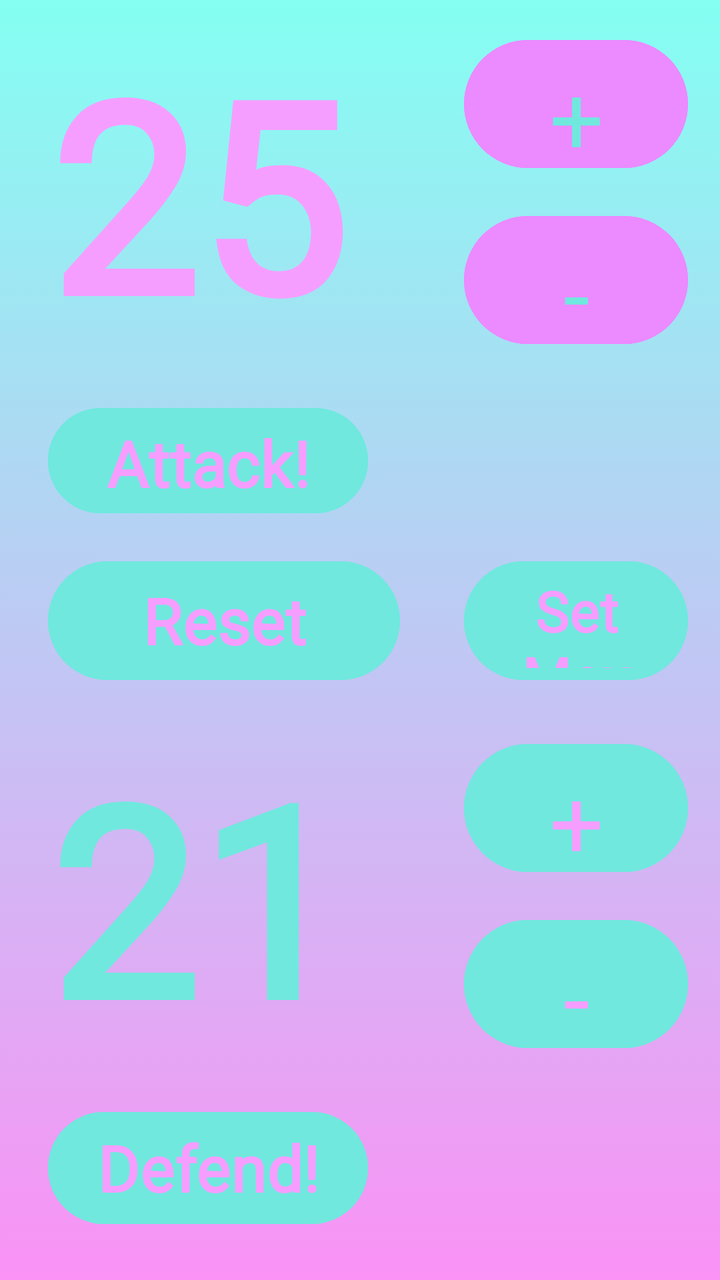
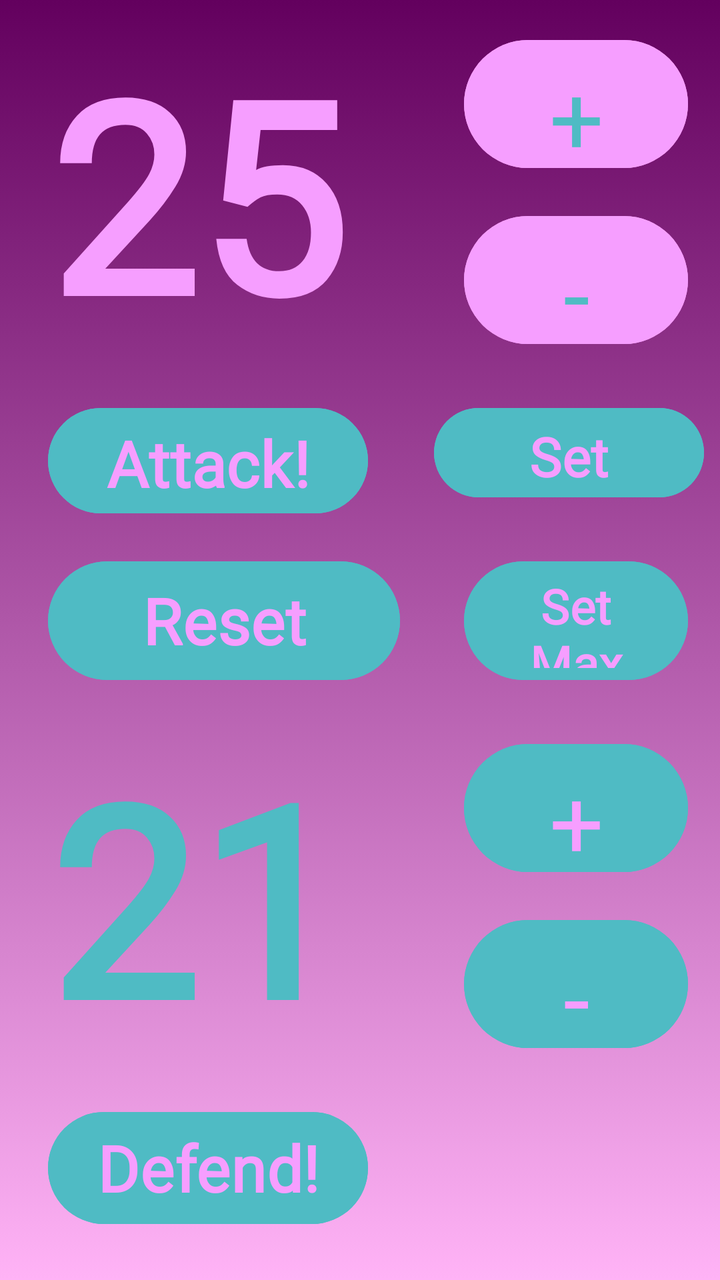

Screens rendered from an Android XML layout before and after an edit, with the pre-edit source and the edit as a unified diff.
<!-- AndroidManifest.xml: application theme Theme.UVSLifeCalc -->
<!-- res/layout/activity_main.xml -->
<?xml version="1.0" encoding="utf-8"?>
<androidx.constraintlayout.widget.ConstraintLayout xmlns:android="http://schemas.android.com/apk/res/android"
    xmlns:app="http://schemas.android.com/apk/res-auto"
    xmlns:tools="http://schemas.android.com/tools"
    android:id="@+id/main"
    android:layout_width="match_parent"
    android:layout_height="match_parent"
    android:background="@drawable/gradient_background_main"
    tools:context=".MainActivity">

    
    <androidx.constraintlayout.widget.Guideline
        android:id="@+id/guideline_vertical"
        android:layout_width="wrap_content"
        android:layout_height="wrap_content"
        android:orientation="vertical"
        app:layout_constraintGuide_percent="0.60" />

    
    <androidx.constraintlayout.widget.Guideline
        android:id="@+id/guideline_h1"
        android:layout_width="wrap_content"
        android:layout_height="wrap_content"
        android:orientation="horizontal"
        app:layout_constraintGuide_percent="0.30" />

    
    <androidx.constraintlayout.widget.Guideline
        android:id="@+id/guideline_h2"
        android:layout_width="wrap_content"
        android:layout_height="wrap_content"
        android:orientation="horizontal"
        app:layout_constraintGuide_percent="0.42" />

    
    <androidx.constraintlayout.widget.Guideline
        android:id="@+id/guideline_h3"
        android:layout_width="wrap_content"
        android:layout_height="wrap_content"
        android:orientation="horizontal"
        app:layout_constraintGuide_percent="0.55" />

    
    <androidx.constraintlayout.widget.Guideline
        android:id="@+id/guideline_h4"
        android:layout_width="wrap_content"
        android:layout_height="wrap_content"
        android:orientation="horizontal"
        app:layout_constraintGuide_percent="0.85" />

    
    <TextView
        android:id="@+id/opp_health"
        android:layout_width="0dp"
        android:layout_height="0dp"
        android:layout_marginStart="24dp"
        android:layout_marginTop="8dp"
        android:layout_marginEnd="8dp"
        android:layout_marginBottom="8dp"
        android:autoSizeMaxTextSize="148sp"
        android:autoSizeMinTextSize="12sp"
        android:autoSizeTextType="uniform"
        android:fontFamily="@font/lobster"
        android:gravity="start|center_vertical"
        android:text="25"
        android:textColor="#F69EFF"
        android:textStyle="bold"
        app:layout_constraintBottom_toTopOf="@+id/guideline_h1"
        app:layout_constraintEnd_toStartOf="@+id/guideline_vertical"
        app:layout_constraintStart_toStartOf="parent"
        app:layout_constraintTop_toTopOf="parent" />

    
    <Button
        android:id="@+id/opp_button_up"
        android:layout_width="0dp"
        android:layout_height="0dp"
        android:layout_marginStart="16dp"
        android:layout_marginTop="16dp"
        android:layout_marginEnd="16dp"
        android:layout_marginBottom="8dp"
        android:backgroundTint="#EC8AFF"
        android:fontFamily="@font/lobster"
        android:text="+"
        android:textColor="#70E8DE"
        android:textSize="48sp"
        app:layout_constraintBottom_toTopOf="@+id/opp_button_down"
        app:layout_constraintEnd_toEndOf="parent"
        app:layout_constraintStart_toStartOf="@+id/guideline_vertical"
        app:layout_constraintTop_toTopOf="parent"
        app:rippleColor="@color/design_default_color_error" />

    
    <Button
        android:id="@+id/opp_button_down"
        android:layout_width="0dp"
        android:layout_height="0dp"
        android:layout_marginStart="16dp"
        android:layout_marginTop="8dp"
        android:layout_marginEnd="16dp"
        android:layout_marginBottom="16dp"
        android:backgroundTint="#EC8AFF"
        android:fontFamily="@font/lobster"
        android:text="-"
        android:textColor="#70E8DE"
        android:textSize="48sp"
        app:layout_constraintBottom_toTopOf="@+id/guideline_h1"
        app:layout_constraintEnd_toEndOf="parent"
        app:layout_constraintStart_toStartOf="@+id/guideline_vertical"
        app:layout_constraintTop_toBottomOf="@+id/opp_button_up" />

    
    <Button
        android:id="@+id/attack_button"
        android:layout_width="0dp"
        android:layout_height="0dp"
        android:layout_marginStart="24dp"
        android:layout_marginTop="8dp"
        android:layout_marginEnd="32dp"
        android:layout_marginBottom="8dp"
        android:backgroundTint="#70E8DE"
        android:fontFamily="@font/lobster"
        android:text="Attack!"
        android:textColor="#F69EFF"
        android:textSize="32sp"
        android:textStyle="bold"
        app:layout_constraintBottom_toTopOf="@+id/guideline_h2"
        app:layout_constraintEnd_toStartOf="@+id/guideline_vertical"
        app:layout_constraintStart_toStartOf="parent"
        app:layout_constraintTop_toBottomOf="@+id/guideline_h1" />

    
    <Button
        android:id="@+id/reset_button"
        android:layout_width="0dp"
        android:layout_height="0dp"
        android:layout_marginStart="24dp"
        android:layout_marginTop="8dp"
        android:layout_marginEnd="16dp"
        android:layout_marginBottom="8dp"
        android:backgroundTint="#70E8DE"
        android:fontFamily="@font/lobster"
        android:text="Reset"
        android:textColor="#F69EFF"
        android:textSize="32sp"
        android:textStyle="bold"
        app:layout_constraintBottom_toTopOf="@+id/guideline_h3"
        app:layout_constraintEnd_toStartOf="@+id/guideline_vertical"
        app:layout_constraintStart_toStartOf="parent"
        app:layout_constraintTop_toBottomOf="@+id/guideline_h2" />

    
    <Button
        android:id="@+id/set_max_button"
        android:layout_width="0dp"
        android:layout_height="0dp"
        android:layout_marginStart="16dp"
        android:layout_marginTop="8dp"
        android:layout_marginEnd="16dp"
        android:layout_marginBottom="8dp"
        android:backgroundTint="#70E8DE"
        android:fontFamily="@font/lobster"
        android:text="Set Max"
        android:textColor="#F69EFF"
        android:textSize="28sp"
        android:textStyle="bold"
        app:layout_constraintBottom_toTopOf="@+id/guideline_h3"
        app:layout_constraintEnd_toEndOf="parent"
        app:layout_constraintStart_toStartOf="@+id/guideline_vertical"
        app:layout_constraintTop_toBottomOf="@+id/guideline_h2" />

    
    <TextView
        android:id="@+id/my_health"
        android:layout_width="0dp"
        android:layout_height="0dp"
        android:layout_marginStart="24dp"
        android:layout_marginTop="8dp"
        android:layout_marginEnd="8dp"
        android:layout_marginBottom="8dp"
        android:autoSizeMaxTextSize="148sp"
        android:autoSizeMinTextSize="12sp"
        android:autoSizeTextType="uniform"
        android:fontFamily="@font/lobster"
        android:gravity="start|center_vertical"
        android:text="21"
        android:textColor="#70E8DE"
        android:textStyle="bold"
        app:layout_constraintBottom_toTopOf="@+id/guideline_h4"
        app:layout_constraintEnd_toStartOf="@+id/guideline_vertical"
        app:layout_constraintStart_toStartOf="parent"
        app:layout_constraintTop_toBottomOf="@+id/guideline_h3" />

    
    <Button
        android:id="@+id/me_button_up"
        android:layout_width="0dp"
        android:layout_height="0dp"
        android:layout_marginStart="16dp"
        android:layout_marginTop="16dp"
        android:layout_marginEnd="16dp"
        android:layout_marginBottom="8dp"
        android:backgroundTint="#70E8DE"
        android:fontFamily="@font/lobster"
        android:text="+"
        android:textColor="#F69EFF"
        android:textSize="48sp"
        app:layout_constraintBottom_toTopOf="@+id/me_button_down"
        app:layout_constraintEnd_toEndOf="parent"
        app:layout_constraintStart_toStartOf="@+id/guideline_vertical"
        app:layout_constraintTop_toBottomOf="@+id/guideline_h3" />

    
    <Button
        android:id="@+id/me_button_down"
        android:layout_width="0dp"
        android:layout_height="0dp"
        android:layout_marginStart="16dp"
        android:layout_marginTop="8dp"
        android:layout_marginEnd="16dp"
        android:layout_marginBottom="16dp"
        android:backgroundTint="#70E8DE"
        android:fontFamily="@font/lobster"
        android:text="-"
        android:textColor="#F69EFF"
        android:textSize="48sp"
        app:layout_constraintBottom_toTopOf="@+id/guideline_h4"
        app:layout_constraintEnd_toEndOf="parent"
        app:layout_constraintStart_toStartOf="@+id/guideline_vertical"
        app:layout_constraintTop_toBottomOf="@+id/me_button_up" />

    
    <Button
        android:id="@+id/defend_button"
        android:layout_width="0dp"
        android:layout_height="0dp"
        android:layout_marginStart="24dp"
        android:layout_marginTop="8dp"
        android:layout_marginEnd="32dp"
        android:layout_marginBottom="24dp"
        android:backgroundTint="#70E8DE"
        android:fontFamily="@font/lobster"
        android:text="Defend!"
        android:textColor="#F69EFF"
        android:textSize="32sp"
        android:textStyle="bold"
        app:layout_constraintBottom_toBottomOf="parent"
        app:layout_constraintEnd_toStartOf="@+id/guideline_vertical"
        app:layout_constraintStart_toStartOf="parent"
        app:layout_constraintTop_toBottomOf="@+id/guideline_h4" />

</androidx.constraintlayout.widget.ConstraintLayout>
<!-- resources referenced by this layout -->
<resources>
  <!-- drawable gradient_background_main (drawable) -->
  <?xml version="1.0" encoding="utf-8"?>
  <selector xmlns:android="http://schemas.android.com/apk/res/android">
      <item>
          <shape>
              <gradient android:startColor="#FA92F5"
                  android:endColor="#84FFF2"
                  android:angle="90"/>
          </shape>
      </item>
  </selector>
  <style name="Theme.UVSLifeCalc" parent="Base.Theme.UVSLifeCalc" />
  <style name="Base.Theme.UVSLifeCalc" parent="Theme.Material3.DayNight.NoActionBar">
          
          
      </style>
</resources>

<!-- the commit's change to res/layout/activity_main.xml (unified diff, before → after) -->
@@ -63,7 +63,7 @@
         android:fontFamily="@font/lobster"
         android:gravity="start|center_vertical"
         android:text="25"
-        android:textColor="#F69EFF"
+        android:textColor="@color/primary"
         android:textStyle="bold"
         app:layout_constraintBottom_toTopOf="@+id/guideline_h1"
         app:layout_constraintEnd_toStartOf="@+id/guideline_vertical"
@@ -79,10 +79,10 @@
         android:layout_marginTop="16dp"
         android:layout_marginEnd="16dp"
         android:layout_marginBottom="8dp"
-        android:backgroundTint="#EC8AFF"
+        android:backgroundTint="@color/primary"
         android:fontFamily="@font/lobster"
         android:text="+"
-        android:textColor="#70E8DE"
+        android:textColor="@color/secondary"
         android:textSize="48sp"
         app:layout_constraintBottom_toTopOf="@+id/opp_button_down"
         app:layout_constraintEnd_toEndOf="parent"
@@ -99,10 +99,10 @@
         android:layout_marginTop="8dp"
         android:layout_marginEnd="16dp"
         android:layout_marginBottom="16dp"
-        android:backgroundTint="#EC8AFF"
+        android:backgroundTint="@color/primary"
         android:fontFamily="@font/lobster"
         android:text="-"
-        android:textColor="#70E8DE"
+        android:textColor="@color/secondary"
         android:textSize="48sp"
         app:layout_constraintBottom_toTopOf="@+id/guideline_h1"
         app:layout_constraintEnd_toEndOf="parent"
@@ -118,10 +118,10 @@
         android:layout_marginTop="8dp"
         android:layout_marginEnd="32dp"
         android:layout_marginBottom="8dp"
-        android:backgroundTint="#70E8DE"
+        android:backgroundTint="@color/secondary"
         android:fontFamily="@font/lobster"
         android:text="Attack!"
-        android:textColor="#F69EFF"
+        android:textColor="@color/primary"
         android:textSize="32sp"
         android:textStyle="bold"
         app:layout_constraintBottom_toTopOf="@+id/guideline_h2"
@@ -138,10 +138,10 @@
         android:layout_marginTop="8dp"
         android:layout_marginEnd="16dp"
         android:layout_marginBottom="8dp"
-        android:backgroundTint="#70E8DE"
+        android:backgroundTint="@color/secondary"
         android:fontFamily="@font/lobster"
         android:text="Reset"
-        android:textColor="#F69EFF"
+        android:textColor="@color/primary"
         android:textSize="32sp"
         android:textStyle="bold"
         app:layout_constraintBottom_toTopOf="@+id/guideline_h3"
@@ -158,11 +158,11 @@
         android:layout_marginTop="8dp"
         android:layout_marginEnd="16dp"
         android:layout_marginBottom="8dp"
-        android:backgroundTint="#70E8DE"
+        android:backgroundTint="@color/secondary"
         android:fontFamily="@font/lobster"
         android:text="Set Max"
-        android:textColor="#F69EFF"
-        android:textSize="28sp"
+        android:textColor="@color/primary"
+        android:textSize="24sp"
         android:textStyle="bold"
         app:layout_constraintBottom_toTopOf="@+id/guideline_h3"
         app:layout_constraintEnd_toEndOf="parent"
@@ -184,7 +184,7 @@
         android:fontFamily="@font/lobster"
         android:gravity="start|center_vertical"
         android:text="21"
-        android:textColor="#70E8DE"
+        android:textColor="@color/secondary"
         android:textStyle="bold"
         app:layout_constraintBottom_toTopOf="@+id/guideline_h4"
         app:layout_constraintEnd_toStartOf="@+id/guideline_vertical"
@@ -200,10 +200,10 @@
         android:layout_marginTop="16dp"
         android:layout_marginEnd="16dp"
         android:layout_marginBottom="8dp"
-        android:backgroundTint="#70E8DE"
+        android:backgroundTint="@color/secondary"
         android:fontFamily="@font/lobster"
         android:text="+"
-        android:textColor="#F69EFF"
+        android:textColor="@color/primary"
         android:textSize="48sp"
         app:layout_constraintBottom_toTopOf="@+id/me_button_down"
         app:layout_constraintEnd_toEndOf="parent"
@@ -219,10 +219,10 @@
         android:layout_marginTop="8dp"
         android:layout_marginEnd="16dp"
         android:layout_marginBottom="16dp"
-        android:backgroundTint="#70E8DE"
+        android:backgroundTint="@color/secondary"
         android:fontFamily="@font/lobster"
         android:text="-"
-        android:textColor="#F69EFF"
+        android:textColor="@color/primary"
         android:textSize="48sp"
         app:layout_constraintBottom_toTopOf="@+id/guideline_h4"
         app:layout_constraintEnd_toEndOf="parent"
@@ -238,10 +238,10 @@
         android:layout_marginTop="8dp"
         android:layout_marginEnd="32dp"
         android:layout_marginBottom="24dp"
-        android:backgroundTint="#70E8DE"
+        android:backgroundTint="@color/secondary"
         android:fontFamily="@font/lobster"
         android:text="Defend!"
-        android:textColor="#F69EFF"
+        android:textColor="@color/primary"
         android:textSize="32sp"
         android:textStyle="bold"
         app:layout_constraintBottom_toBottomOf="parent"
@@ -249,4 +249,23 @@
         app:layout_constraintStart_toStartOf="parent"
         app:layout_constraintTop_toBottomOf="@+id/guideline_h4" />
 
+    <Button
+        android:id="@+id/set_color_button"
+        android:layout_width="0dp"
+        android:layout_height="0dp"
+        android:layout_marginStart="33dp"
+        android:layout_marginTop="24dp"
+        android:layout_marginEnd="8dp"
+        android:layout_marginBottom="24dp"
+        android:backgroundTint="@color/secondary"
+        android:fontFamily="@font/lobster"
+        android:text="Set Colors"
+        android:textColor="@color/primary"
+        android:textSize="27sp"
+        android:textStyle="bold"
+        app:layout_constraintBottom_toTopOf="@+id/set_max_button"
+        app:layout_constraintEnd_toEndOf="parent"
+        app:layout_constraintStart_toEndOf="@+id/attack_button"
+        app:layout_constraintTop_toBottomOf="@+id/opp_button_down" />
+
 </androidx.constraintlayout.widget.ConstraintLayout>
<!-- resource entries referenced after the edit -->
@@ -1,17 +1,21 @@
 <!-- resources referenced by this layout -->
 <resources>
+  <color name="primary">#F69EFF</color>
+  <color name="secondary">#4fbbc4</color>
   <!-- drawable gradient_background_main (drawable) -->
   <?xml version="1.0" encoding="utf-8"?>
   <selector xmlns:android="http://schemas.android.com/apk/res/android">
       <item>
           <shape>
-              <gradient android:startColor="#FA92F5"
-                  android:endColor="#84FFF2"
+              <gradient android:endColor="@color/gradient_color_one"
+                  android:startColor="@color/gradient_color_two"
                   android:angle="90"/>
           </shape>
       </item>
   </selector>
   <style name="Theme.UVSLifeCalc" parent="Base.Theme.UVSLifeCalc" />
+  <color name="gradient_color_one">#63005E</color>
+  <color name="gradient_color_two">#FFB3F6</color>
   <style name="Base.Theme.UVSLifeCalc" parent="Theme.Material3.DayNight.NoActionBar">
           
           
